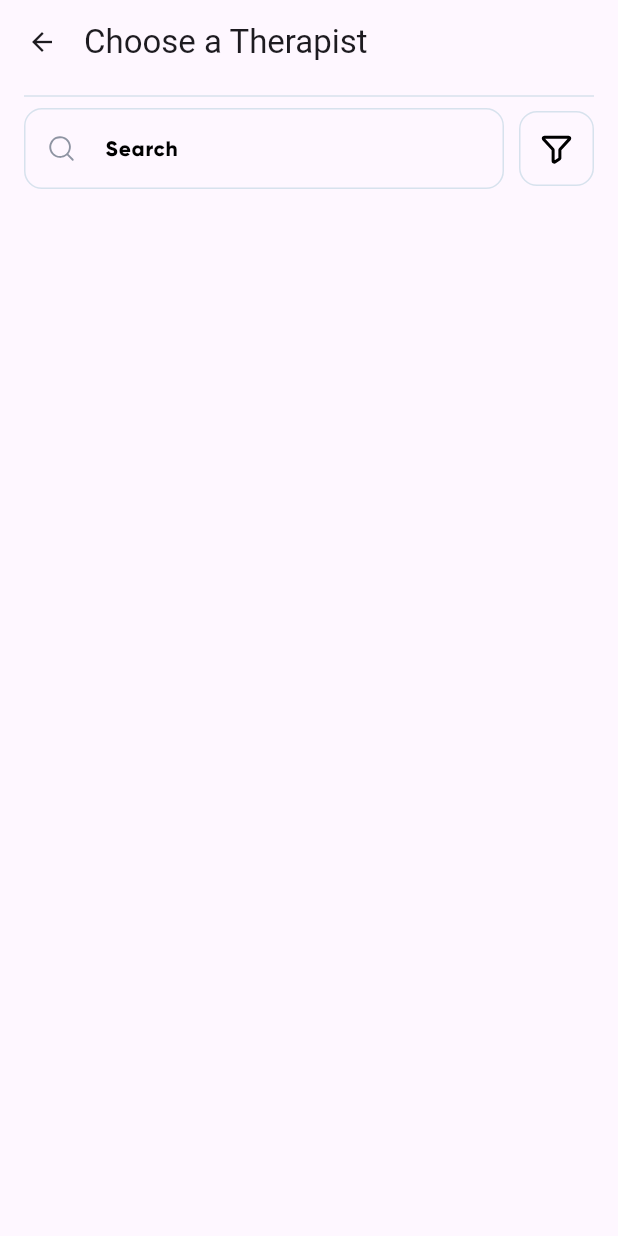
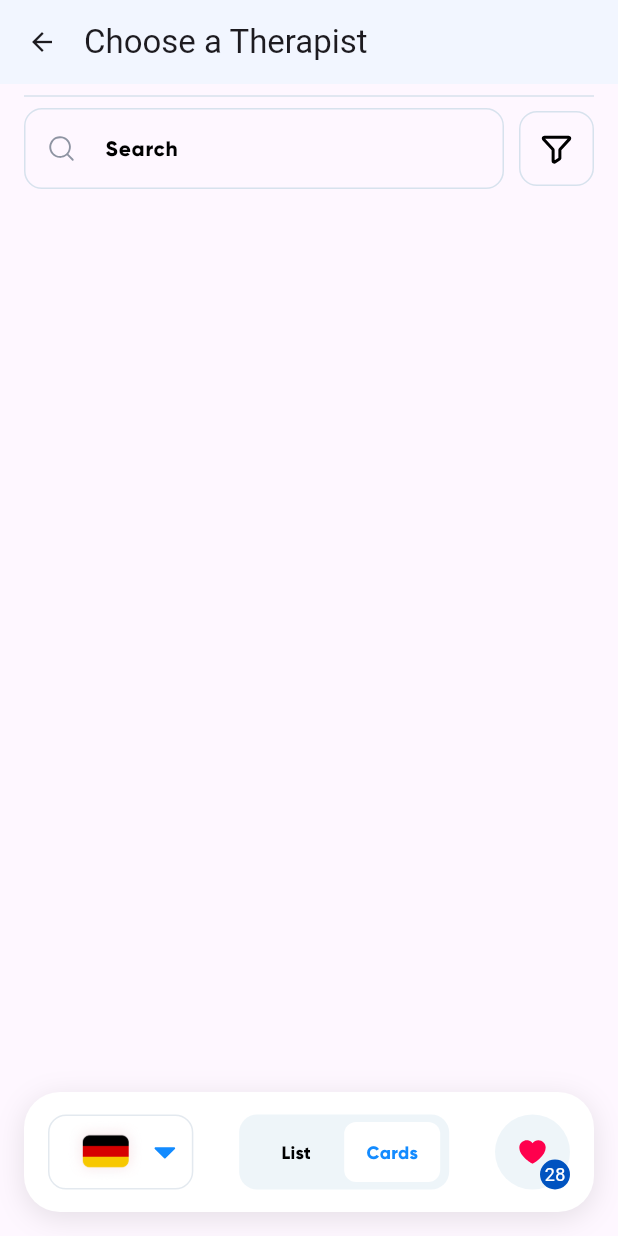
Before and after one commit to Smirnova-Olga/therapist, a Flutter app: the screen it shows after launch, on a phone screen of 412 x 824 dp. Run offline on Flutter 3.47's test engine with Material 3 defaults, Android fonts, the phone set to English and light mode, and no system bars; our stand-ins replace equatable, flutter_bloc, flutter_svg; Roboto replaces fonts that are missing (Bebas Neue); statements that could not run were skipped.

Commit message:
#5 create bottom_bar

```diff
--- a/lib/app/my_app.dart
+++ b/lib/app/my_app.dart
@@ -1,4 +1,5 @@
 import 'package:flutter/material.dart';
+import 'package:therapist/core/ui_kit/theme/color_theme.dart';
 import 'package:therapist/presentation/choose_therapist/screens/choose_therapist_page.dart';
 
 class MyApp extends StatelessWidget {
@@ -9,7 +10,13 @@ class MyApp extends StatelessWidget {
     return MaterialApp(
       title: 'Therapist',
       theme: ThemeData(
-        colorScheme: ColorScheme.fromSeed(seedColor: Colors.deepPurple),
+        colorScheme: ColorScheme.fromSeed(
+          seedColor: Colors.deepPurple,
+          background: ColorTheme.background,
+        ),
+        appBarTheme: const AppBarTheme(
+          backgroundColor: ColorTheme.background,
+        ),
         useMaterial3: true,
       ),
       home: const ChooseTherapistPage(),
--- a/lib/core/ui_kit/theme/app_text_theme.dart
+++ b/lib/core/ui_kit/theme/app_text_theme.dart
@@ -16,4 +16,28 @@ abstract class AppTextTheme {
     fontSize: 14,
     color: ColorTheme.black,
   );
+  static const selectedToggle = TextStyle(
+    fontFamily: 'Gilroy',
+    fontWeight: FontWeight.w700,
+    fontSize: 12,
+    height: 1.24, // 14.86 / 12 = 1.24 to achieve the same line-height
+    letterSpacing: 0.24,
+    color: ColorTheme.blue,
+  );
+  static const unSelectedToggle = TextStyle(
+    fontFamily: 'Gilroy',
+    fontWeight: FontWeight.w700,
+    fontSize: 12,
+    height: 1.24,
+    letterSpacing: 0.24,
+    color: ColorTheme.black,
+  );
+  static const counterText = TextStyle(
+    fontFamily: 'Bebas Neue',
+    fontWeight: FontWeight.w400,
+    fontSize: 12,
+    height: 1.2,
+    letterSpacing: 0.24,
+    color: ColorTheme.white,
+  );
 }
--- a/lib/core/ui_kit/theme/color_theme.dart
+++ b/lib/core/ui_kit/theme/color_theme.dart
@@ -3,5 +3,11 @@ import 'package:flutter/material.dart';
 abstract class ColorTheme {
   static const title = Color.fromRGBO(0, 83, 192, 1);
   static const border = Color.fromRGBO(215, 226, 237, 1);
+  static const dropdownBorder = Color.fromRGBO(227, 233, 239, 1);
   static const black = Color.fromRGBO(0, 0, 0, 1);
+  static const white = Color.fromRGBO(255, 255, 255, 1);
+  static const blue = Color.fromRGBO(19, 139, 255, 1);
+  static const deepBlue = Color.fromRGBO(0, 83, 192, 1);
+  static const background = Color.fromRGBO(242, 246, 255, 1);
+  static const buttonBackground = Color.fromRGBO(238, 245, 249, 1);
 }
--- a/lib/presentation/choose_therapist/cubit/choose_therapist_cubit.dart
+++ b/lib/presentation/choose_therapist/cubit/choose_therapist_cubit.dart
@@ -0,0 +1,17 @@
+import 'package:equatable/equatable.dart';
+import 'package:flutter_bloc/flutter_bloc.dart';
+
+part 'choose_therapist_state.dart';
+
+class ChooseTherapistCubit extends Cubit<ChooseTherapistState> {
+  ChooseTherapistCubit()
+      : super(
+          const ChooseTherapistState(),
+        );
+
+  void switchView(ViewMode viewMode) {
+    emit(
+      state.copyWith(viewMode: viewMode),
+    );
+  }
+}
--- a/lib/presentation/choose_therapist/cubit/choose_therapist_state.dart
+++ b/lib/presentation/choose_therapist/cubit/choose_therapist_state.dart
@@ -0,0 +1,24 @@
+part of 'choose_therapist_cubit.dart';
+
+enum ViewMode { list, cards }
+
+class ChooseTherapistState extends Equatable {
+  const ChooseTherapistState({
+    this.viewMode = ViewMode.cards,
+  });
+
+  final ViewMode viewMode;
+
+  ChooseTherapistState copyWith({
+    ViewMode? viewMode,
+  }) {
+    return ChooseTherapistState(
+      viewMode: viewMode ?? this.viewMode,
+    );
+  }
+
+  @override
+  List<Object?> get props => [
+        viewMode,
+      ];
+}
--- a/lib/presentation/choose_therapist/screens/choose_therapist_page.dart
+++ b/lib/presentation/choose_therapist/screens/choose_therapist_page.dart
@@ -1,14 +1,19 @@
 import 'package:flutter/material.dart';
+import 'package:flutter_bloc/flutter_bloc.dart';
 import 'package:therapist/core/ui_kit/global_widgets/custom_app_bar.dart';
 import 'package:therapist/core/ui_kit/global_widgets/custom_divider.dart';
 import 'package:therapist/core/ui_kit/global_widgets/custom_search_bar.dart';
+import 'package:therapist/presentation/choose_therapist/cubit/choose_therapist_cubit.dart';
+import 'package:therapist/presentation/choose_therapist/widgets/therapist_bottom_bar_widget.dart';
 
 class ChooseTherapistPage extends StatelessWidget {
   const ChooseTherapistPage({super.key});
 
   @override
   Widget build(BuildContext context) {
-    return const Scaffold(
+    return BlocProvider(
+      create: (context) => ChooseTherapistCubit(),
+      child: const Scaffold(
         appBar: PreferredSize(
           preferredSize: Size.fromHeight(kToolbarHeight),
           child: CustomAppBar(
@@ -21,7 +26,10 @@ class ChooseTherapistPage extends StatelessWidget {
             children: [
               CustomDivider(),
               CustomSearchBar(),
+              Expanded(child: SizedBox()),
+              TherapistBottomBarWidget()
             ],
+          ),
         ),
       ),
     );
--- /dev/null
+++ b/lib/presentation/choose_therapist/widgets/therapist_bottom_bar_widget.dart
@@ -0,0 +1,211 @@
+import 'package:flutter/material.dart';
+import 'package:flutter_bloc/flutter_bloc.dart';
+import 'package:flutter_svg/svg.dart';
+import 'package:therapist/core/ui_kit/theme/app_text_theme.dart';
+import 'package:therapist/core/ui_kit/theme/color_theme.dart';
+import 'package:therapist/presentation/choose_therapist/cubit/choose_therapist_cubit.dart';
+
+class TherapistBottomBarWidget extends StatelessWidget {
+  const TherapistBottomBarWidget({
+    super.key,
+  });
+
+  @override
+  Widget build(BuildContext context) {
+    return Padding(
+      padding: const EdgeInsets.symmetric(vertical: 16),
+      child: Container(
+        height: 80,
+        decoration: BoxDecoration(
+          color: Colors.white,
+          borderRadius: BorderRadius.circular(24),
+          boxShadow: [
+            BoxShadow(
+              color: Colors.black.withOpacity(0.1),
+              offset: const Offset(0, 4),
+              blurRadius: 16.0,
+              spreadRadius: 0,
+            ),
+          ],
+        ),
+        child: const Padding(
+          padding: EdgeInsets.symmetric(horizontal: 16),
+          child: Row(
+            mainAxisAlignment: MainAxisAlignment.spaceBetween,
+            children: [
+              DropDownButton(),
+              ToggleSwitchWidget(),
+              LikeWidget(),
+            ],
+          ),
+        ),
+      ),
+    );
+  }
+}
+
+class DropDownButton extends StatelessWidget {
+  const DropDownButton({
+    super.key,
+  });
+
+  @override
+  Widget build(BuildContext context) {
+    return Container(
+      height: 50,
+      decoration: BoxDecoration(
+        color: Colors.white,
+        borderRadius: BorderRadius.circular(12),
+        border: Border.all(color: ColorTheme.dropdownBorder),
+      ),
+      child: Padding(
+        padding: const EdgeInsets.symmetric(horizontal: 8),
+        child: DropdownButtonHideUnderline(
+          child: DropdownButton<String>(
+            value: 'German',
+            icon: SvgPicture.asset(
+              'assets/icons/caret_down.svg',
+            ),
+            onChanged: (String? newValue) {},
+            items: [
+              DropdownMenuItem<String>(
+                value: 'German',
+                child: SizedBox(
+                  child: Image.asset(
+                    'assets/images/germany_flag4x.png',
+                    fit: BoxFit.cover,
+                  ),
+                ),
+              ),
+            ],
+            selectedItemBuilder: (BuildContext context) {
+              return [
+                Image.asset(
+                  'assets/images/germany_flag4x.png',
+                  fit: BoxFit.cover,
+                ),
+              ];
+            },
+          ),
+        ),
+      ),
+    );
+  }
+}
+
+class ToggleSwitchWidget extends StatelessWidget {
+  const ToggleSwitchWidget({
+    super.key,
+  });
+
+  @override
+  Widget build(BuildContext context) {
+    return BlocBuilder<ChooseTherapistCubit, ChooseTherapistState>(
+      builder: (context, state) {
+        return Container(
+          height: 50,
+          decoration: BoxDecoration(
+            color: ColorTheme.buttonBackground,
+            borderRadius: BorderRadius.circular(12),
+          ),
+          child: Padding(
+            padding: const EdgeInsets.symmetric(horizontal: 6),
+            child: ButtonBar(
+              buttonPadding: const EdgeInsets.symmetric(vertical: 6),
+              mainAxisSize: MainAxisSize.max,
+              children: [
+                TextButton(
+                  style: TextButton.styleFrom(
+                    elevation: 0,
+                    backgroundColor: state.viewMode == ViewMode.list
+                        ? ColorTheme.white
+                        : ColorTheme.buttonBackground,
+                    shape: RoundedRectangleBorder(
+                      borderRadius: BorderRadius.circular(8),
+                    ),
+                  ).copyWith(
+                    splashFactory: NoSplash.splashFactory,
+                  ),
+                  child: Text(
+                    'List',
+                    style: state.viewMode == ViewMode.list
+                        ? AppTextTheme.selectedToggle
+                        : AppTextTheme.unSelectedToggle,
+                  ),
+                  onPressed: () => context
+                      .read<ChooseTherapistCubit>()
+                      .switchView(ViewMode.list),
+                ),
+                TextButton(
+                  style: TextButton.styleFrom(
+                    elevation: 0,
+                    backgroundColor: state.viewMode == ViewMode.cards
+                        ? ColorTheme.white
+                        : ColorTheme.buttonBackground,
+                    shape: RoundedRectangleBorder(
+                      borderRadius: BorderRadius.circular(8),
+                    ),
+                  ).copyWith(
+                    splashFactory: NoSplash.splashFactory,
+                  ),
+                  child: Text(
+                    'Cards',
+                    style: state.viewMode == ViewMode.cards
+                        ? AppTextTheme.selectedToggle
+                        : AppTextTheme.unSelectedToggle,
+                  ),
+                  onPressed: () => context
+                      .read<ChooseTherapistCubit>()
+                      .switchView(ViewMode.cards),
+                )
+              ],
+            ),
+          ),
+        );
+      },
+    );
+  }
+}
+
+class LikeWidget extends StatelessWidget {
+  const LikeWidget({
+    super.key,
+  });
+
+  @override
+  Widget build(BuildContext context) {
+    return Stack(
+      children: [
+        IconButton.outlined(
+          onPressed: () {},
+          icon: SvgPicture.asset(
+            'assets/icons/heart.svg',
+          ),
+          iconSize: 20.83,
+          style: OutlinedButton.styleFrom(
+            minimumSize: const Size(50, 50),
+            maximumSize: const Size(50, 50),
+            side: const BorderSide(color: Colors.transparent),
+            backgroundColor: ColorTheme.buttonBackground,
+          ),
+        ),
+        Positioned(
+            bottom: 0,
+            right: 0,
+            child: Container(
+              width: 20,
+              height: 20,
+              decoration: BoxDecoration(
+                  color: ColorTheme.deepBlue,
+                  borderRadius: BorderRadius.circular(50)),
+              child: const Center(
+                child: Text(
+                  '28',
+                  style: AppTextTheme.counterText,
+                ),
+              ),
+            ))
+      ],
+    );
+  }
+}
--- a/pubspec.yaml
+++ b/pubspec.yaml
@@ -17,6 +17,8 @@ dependencies:
 
   cupertino_icons: ^1.0.6
   flutter_svg: ^2.0.10+1
+  flutter_bloc: ^8.1.5
+  equatable: ^2.0.5
 
 dev_dependencies:
   flutter_test:
@@ -36,6 +38,7 @@ flutter:
   # To add assets to your application, add an assets section, like this:
   assets:
     - assets/icons/
+    - assets/images/
 
   # To add custom fonts to your application, add a fonts section here,
   # in this "flutter" section. Each entry in this list should have a
@@ -49,6 +52,8 @@ flutter:
           weight: 300
         - asset: assets/fonts/Gilroy-ExtraBold.otf
           weight: 700
+        - asset: assets/fonts/BebasNeue-Regular.ttf
+          weight: 400
 
   #   - family: Trajan Pro
   #     fonts:
```
Also changed, not shown: assets/fonts/BebasNeue-Regular.ttf (added), assets/icons/caret_down.png (added), assets/icons/caret_down.svg (added), assets/icons/heart.svg (added), assets/images/germany_flag4x.png (added), pubspec.lock. Lines whose indentation alone changed are shown as unchanged.
